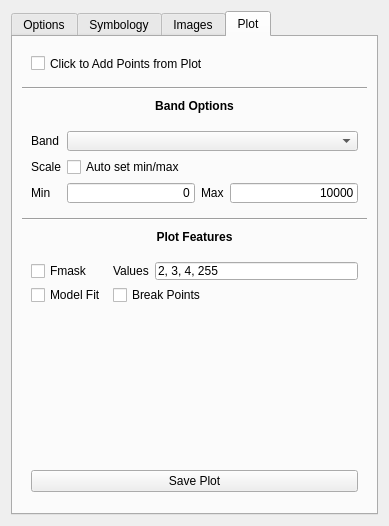
Qt form ui/ui_controls.ui (ceholden/TSTools) before a commit.
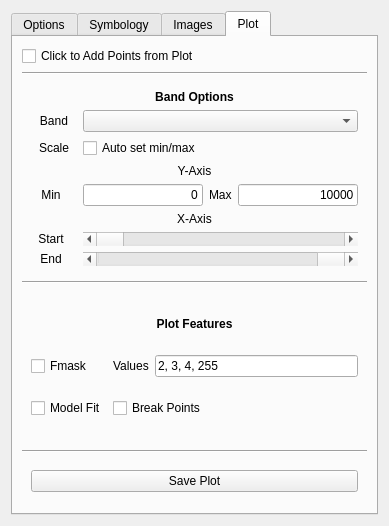
The same form after that commit.

Commit message: Added "DOY" plot to plugin in addition to previously existing "TS" plot. Minor changes elsewhere

Patch:
```diff
--- a/ui/ui_controls.ui
+++ b/ui/ui_controls.ui
@@ -135,7 +135,14 @@
          </layout>
         </widget>
        </item>
-       <item row="5" column="0">
+       <item row="4" column="0">
+        <widget class="Line" name="line_4">
+         <property name="orientation">
+          <enum>Qt::Horizontal</enum>
+         </property>
+        </widget>
+       </item>
+       <item row="6" column="0">
         <widget class="QWidget" name="widget_4" native="true">
          <layout class="QGridLayout" name="gridLayout">
           <item row="1" column="3">
@@ -380,37 +387,18 @@
       <attribute name="title">
        <string>Plot</string>
       </attribute>
-      <layout class="QVBoxLayout" name="verticalLayout_3">
-       <item>
-        <widget class="QWidget" name="widget_8" native="true">
-         <property name="maximumSize">
-          <size>
-           <width>16777215</width>
-           <height>35</height>
-          </size>
-         </property>
-         <layout class="QGridLayout" name="gridLayout_5">
-          <item row="0" column="0">
-           <widget class="QCheckBox" name="cbox_plotlayer">
-            <property name="text">
-             <string>Click to Add Points from Plot</string>
-            </property>
-           </widget>
-          </item>
-         </layout>
-        </widget>
-       </item>
-       <item>
-        <widget class="Line" name="line_4">
+      <layout class="QGridLayout" name="gridLayout_5">
+       <item row="4" column="0">
+        <widget class="Line" name="line_2">
          <property name="orientation">
           <enum>Qt::Horizontal</enum>
          </property>
         </widget>
        </item>
-       <item>
-        <widget class="QLabel" name="label">
+       <item row="0" column="0">
+        <widget class="QCheckBox" name="cbox_plotlayer">
          <property name="sizePolicy">
-          <sizepolicy hsizetype="Preferred" vsizetype="Preferred">
+          <sizepolicy hsizetype="Preferred" vsizetype="Fixed">
            <horstretch>0</horstretch>
            <verstretch>0</verstretch>
           </sizepolicy>
@@ -418,154 +406,74 @@
          <property name="maximumSize">
           <size>
            <width>16777215</width>
-           <height>20</height>
+           <height>16777215</height>
           </size>
          </property>
          <property name="text">
-          <string>&lt;html&gt;&lt;head/&gt;&lt;body&gt;&lt;p&gt;&lt;span style=&quot; font-weight:600;&quot;&gt;Band Options&lt;/span&gt;&lt;/p&gt;&lt;/body&gt;&lt;/html&gt;</string>
+          <string>Click to Add Points from Plot</string>
          </property>
-         <property name="alignment">
-          <set>Qt::AlignCenter</set>
-         </property>
         </widget>
        </item>
-       <item>
-        <widget class="QWidget" name="widget_3" native="true">
-         <property name="maximumSize">
-          <size>
-           <width>16777215</width>
-           <height>90</height>
-          </size>
-         </property>
-         <layout class="QGridLayout" name="gridLayout_3">
-          <item row="4" column="3">
-           <widget class="QLabel" name="lab_max">
-            <property name="text">
-             <string>Max</string>
-            </property>
-           </widget>
-          </item>
-          <item row="1" column="2" colspan="3">
-           <widget class="QComboBox" name="combox_band"/>
-          </item>
-          <item row="4" column="0">
-           <widget class="QLabel" name="lab_min">
-            <property name="text">
-             <string>Min</string>
-            </property>
-           </widget>
-          </item>
-          <item row="1" column="0" colspan="2">
-           <widget class="QLabel" name="lab_band">
-            <property name="text">
-             <string>Band</string>
-            </property>
-           </widget>
-          </item>
-          <item row="4" column="4">
-           <widget class="QLineEdit" name="edit_max">
-            <property name="inputMask">
-             <string/>
-            </property>
-            <property name="text">
-             <string>10000</string>
-            </property>
-            <property name="alignment">
-             <set>Qt::AlignRight|Qt::AlignTrailing|Qt::AlignVCenter</set>
-            </property>
-           </widget>
-          </item>
-          <item row="2" column="0" colspan="2">
-           <widget class="QLabel" name="lab_scale">
-            <property name="text">
-             <string>Scale</string>
-            </property>
-           </widget>
-          </item>
-          <item row="2" column="2" colspan="3">
-           <widget class="QCheckBox" name="cbox_scale">
-            <property name="text">
-             <string>Auto set min/max</string>
-            </property>
-           </widget>
-          </item>
-          <item row="4" column="2">
-           <widget class="QLineEdit" name="edit_min">
-            <property name="inputMask">
-             <string/>
-            </property>
-            <property name="text">
-             <string>0</string>
-            </property>
-            <property name="alignment">
-             <set>Qt::AlignRight|Qt::AlignTrailing|Qt::AlignVCenter</set>
-            </property>
-           </widget>
-          </item>
-         </layout>
-        </widget>
-       </item>
-       <item>
-        <widget class="Line" name="line_3">
-         <property name="orientation">
-          <enum>Qt::Horizontal</enum>
-         </property>
-        </widget>
-       </item>
-       <item>
-        <widget class="QLabel" name="label_2">
-         <property name="maximumSize">
-          <size>
-           <width>16777215</width>
-           <height>20</height>
-          </size>
-         </property>
-         <property name="text">
-          <string>&lt;html&gt;&lt;head/&gt;&lt;body&gt;&lt;p&gt;&lt;span style=&quot; font-weight:600;&quot;&gt;Plot Features&lt;/span&gt;&lt;/p&gt;&lt;/body&gt;&lt;/html&gt;</string>
-         </property>
-         <property name="alignment">
-          <set>Qt::AlignCenter</set>
-         </property>
-        </widget>
-       </item>
-       <item>
+       <item row="8" column="0">
         <widget class="QWidget" name="widget_5" native="true">
+         <property name="minimumSize">
+          <size>
+           <width>0</width>
+           <height>0</height>
+          </size>
+         </property>
          <property name="maximumSize">
           <size>
            <width>16777215</width>
-           <height>60</height>
+           <height>16777215</height>
           </size>
          </property>
          <layout class="QGridLayout" name="gridLayout_4">
-          <item row="0" column="0">
+          <item row="0" column="0" colspan="3">
+           <widget class="QLabel" name="label_2">
+            <property name="maximumSize">
+             <size>
+              <width>16777215</width>
+              <height>20</height>
+             </size>
+            </property>
+            <property name="text">
+             <string>&lt;html&gt;&lt;head/&gt;&lt;body&gt;&lt;p&gt;&lt;span style=&quot; font-weight:600;&quot;&gt;Plot Features&lt;/span&gt;&lt;/p&gt;&lt;/body&gt;&lt;/html&gt;</string>
+            </property>
+            <property name="alignment">
+             <set>Qt::AlignCenter</set>
+            </property>
+           </widget>
+          </item>
+          <item row="2" column="0">
            <widget class="QCheckBox" name="cbox_fmask">
             <property name="text">
              <string>Fmask</string>
             </property>
            </widget>
           </item>
-          <item row="1" column="0">
+          <item row="3" column="0">
            <widget class="QCheckBox" name="cbox_modelfit">
             <property name="text">
              <string>Model Fit</string>
             </property>
            </widget>
           </item>
-          <item row="0" column="2">
-           <widget class="QLineEdit" name="lineEdit">
+          <item row="2" column="2">
+           <widget class="QLineEdit" name="edit_values">
             <property name="text">
              <string>2, 3, 4, 255</string>
             </property>
            </widget>
           </item>
-          <item row="0" column="1">
-           <widget class="QLabel" name="label_3">
+          <item row="2" column="1">
+           <widget class="QLabel" name="lab_values">
             <property name="text">
              <string>Values</string>
             </property>
            </widget>
           </item>
-          <item row="1" column="1" colspan="2">
+          <item row="3" column="1" colspan="2">
            <widget class="QCheckBox" name="cbox_breakpoint">
             <property name="text">
              <string>Break Points</string>
@@ -575,10 +483,7 @@
          </layout>
         </widget>
        </item>
-       <item>
-        <widget class="QWidget" name="widget_6" native="true"/>
-       </item>
-       <item>
+       <item row="10" column="0">
         <widget class="QWidget" name="widget_9" native="true">
          <property name="maximumSize">
           <size>
@@ -597,6 +502,217 @@
          </layout>
         </widget>
        </item>
+       <item row="3" column="0">
+        <widget class="QWidget" name="widget_3" native="true">
+         <property name="sizePolicy">
+          <sizepolicy hsizetype="Preferred" vsizetype="Preferred">
+           <horstretch>0</horstretch>
+           <verstretch>0</verstretch>
+          </sizepolicy>
+         </property>
+         <property name="minimumSize">
+          <size>
+           <width>0</width>
+           <height>0</height>
+          </size>
+         </property>
+         <property name="maximumSize">
+          <size>
+           <width>16777215</width>
+           <height>16777215</height>
+          </size>
+         </property>
+         <layout class="QGridLayout" name="gridLayout_3">
+          <item row="6" column="1" colspan="5">
+           <widget class="QLabel" name="label_4">
+            <property name="text">
+             <string>X-Axis</string>
+            </property>
+            <property name="alignment">
+             <set>Qt::AlignCenter</set>
+            </property>
+           </widget>
+          </item>
+          <item row="7" column="1">
+           <widget class="QLabel" name="lab_xmin">
+            <property name="minimumSize">
+             <size>
+              <width>40</width>
+              <height>0</height>
+             </size>
+            </property>
+            <property name="text">
+             <string>Start</string>
+            </property>
+            <property name="alignment">
+             <set>Qt::AlignCenter</set>
+            </property>
+           </widget>
+          </item>
+          <item row="8" column="1">
+           <widget class="QLabel" name="lab_xmax">
+            <property name="minimumSize">
+             <size>
+              <width>40</width>
+              <height>0</height>
+             </size>
+            </property>
+            <property name="text">
+             <string>End</string>
+            </property>
+            <property name="alignment">
+             <set>Qt::AlignCenter</set>
+            </property>
+           </widget>
+          </item>
+          <item row="0" column="1" colspan="5">
+           <widget class="QLabel" name="label">
+            <property name="sizePolicy">
+             <sizepolicy hsizetype="Preferred" vsizetype="Preferred">
+              <horstretch>0</horstretch>
+              <verstretch>0</verstretch>
+             </sizepolicy>
+            </property>
+            <property name="maximumSize">
+             <size>
+              <width>16777215</width>
+              <height>20</height>
+             </size>
+            </property>
+            <property name="text">
+             <string>&lt;html&gt;&lt;head/&gt;&lt;body&gt;&lt;p&gt;&lt;span style=&quot; font-weight:600;&quot;&gt;Band Options&lt;/span&gt;&lt;/p&gt;&lt;/body&gt;&lt;/html&gt;</string>
+            </property>
+            <property name="alignment">
+             <set>Qt::AlignCenter</set>
+            </property>
+           </widget>
+          </item>
+          <item row="5" column="4">
+           <widget class="QLabel" name="lab_max">
+            <property name="text">
+             <string>Max</string>
+            </property>
+           </widget>
+          </item>
+          <item row="1" column="1" colspan="2">
+           <widget class="QLabel" name="lab_band">
+            <property name="text">
+             <string>Band</string>
+            </property>
+            <property name="alignment">
+             <set>Qt::AlignCenter</set>
+            </property>
+           </widget>
+          </item>
+          <item row="5" column="5">
+           <widget class="QLineEdit" name="edit_max">
+            <property name="inputMask">
+             <string/>
+            </property>
+            <property name="text">
+             <string>10000</string>
+            </property>
+            <property name="alignment">
+             <set>Qt::AlignRight|Qt::AlignTrailing|Qt::AlignVCenter</set>
+            </property>
+           </widget>
+          </item>
+          <item row="5" column="3">
+           <widget class="QLineEdit" name="edit_min">
+            <property name="inputMask">
+             <string/>
+            </property>
+            <property name="text">
+             <string>0</string>
+            </property>
+            <property name="alignment">
+             <set>Qt::AlignRight|Qt::AlignTrailing|Qt::AlignVCenter</set>
+            </property>
+           </widget>
+          </item>
+          <item row="1" column="3" colspan="3">
+           <widget class="QComboBox" name="combox_band"/>
+          </item>
+          <item row="2" column="1" colspan="2">
+           <widget class="QLabel" name="lab_scale">
+            <property name="text">
+             <string>Scale</string>
+            </property>
+            <property name="alignment">
+             <set>Qt::AlignCenter</set>
+            </property>
+           </widget>
+          </item>
+          <item row="2" column="3" colspan="3">
+           <widget class="QCheckBox" name="cbox_scale">
+            <property name="text">
+             <string>Auto set min/max</string>
+            </property>
+           </widget>
+          </item>
+          <item row="5" column="1">
+           <widget class="QLabel" name="lab_min">
+            <property name="text">
+             <string>Min</string>
+            </property>
+            <property name="alignment">
+             <set>Qt::AlignCenter</set>
+            </property>
+           </widget>
+          </item>
+          <item row="3" column="1" colspan="5">
+           <widget class="QLabel" name="label_3">
+            <property name="text">
+             <string>Y-Axis</string>
+            </property>
+            <property name="alignment">
+             <set>Qt::AlignCenter</set>
+            </property>
+           </widget>
+          </item>
+          <item row="8" column="3" colspan="3">
+           <widget class="QScrollBar" name="scroll_xmax">
+            <property name="value">
+             <number>99</number>
+            </property>
+            <property name="sliderPosition">
+             <number>99</number>
+            </property>
+            <property name="tracking">
+             <bool>false</bool>
+            </property>
+            <property name="orientation">
+             <enum>Qt::Horizontal</enum>
+            </property>
+           </widget>
+          </item>
+          <item row="7" column="3" colspan="3">
+           <widget class="QScrollBar" name="scroll_xmin">
+            <property name="tracking">
+             <bool>false</bool>
+            </property>
+            <property name="orientation">
+             <enum>Qt::Horizontal</enum>
+            </property>
+           </widget>
+          </item>
+         </layout>
+        </widget>
+       </item>
+       <item row="1" column="0">
+        <widget class="Line" name="line_3">
+         <property name="orientation">
+          <enum>Qt::Horizontal</enum>
+         </property>
+        </widget>
+       </item>
+       <item row="9" column="0">
+        <widget class="Line" name="line_7">
+         <property name="orientation">
+          <enum>Qt::Horizontal</enum>
+         </property>
+        </widget>
+       </item>
       </layout>
      </widget>
     </widget>
```
Left out of the diff: 137 changed lines with no effect on the pictures. The commit also changes 7 other files.
